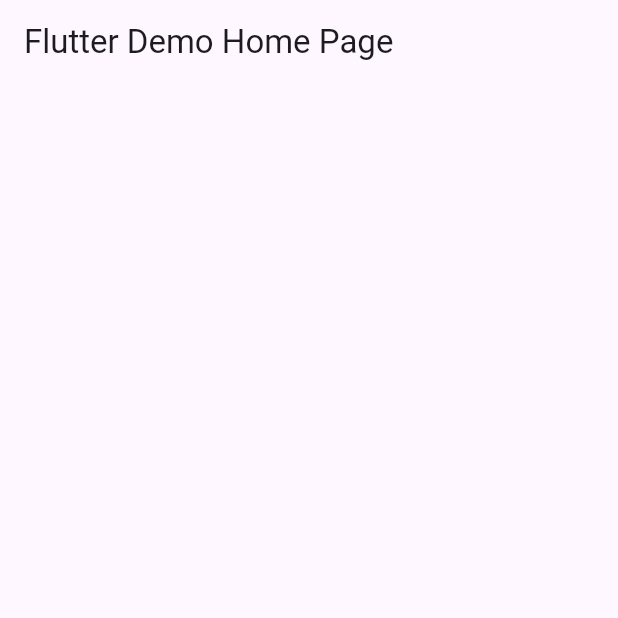
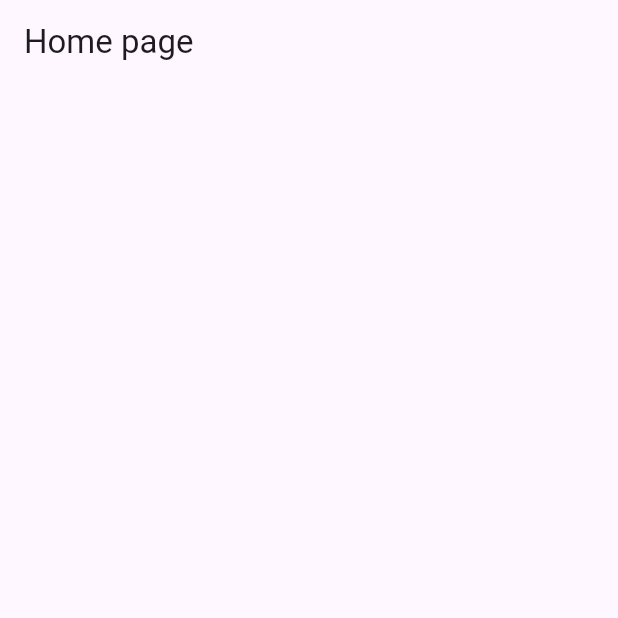
Before and after one commit to Temesgenasmamaw/grocerrymobile-app, a Flutter app: the screen it shows after launch, on a phone screen of 412 x 824 dp, the top half of it. Run offline on Flutter 3.47's test engine with Material 3 defaults, Android fonts, the phone set to English and light mode, and no system bars; our stand-ins replace easy_splash_screen.

Commit message:
splash screen

```diff
--- a/lib/main.dart
+++ b/lib/main.dart
@@ -1,4 +1,8 @@
 import 'package:flutter/material.dart';
+import 'package:groccery_app/screens/Categories.dart';
+import 'package:groccery_app/screens/Contact.dart';
+import 'package:groccery_app/screens/Favorites.dart';
+import 'package:groccery_app/screens/home.dart';
 
 void main() {
   runApp(const MyApp());
@@ -31,17 +35,48 @@ class MyHomePage extends StatefulWidget {
 }
 
 class _MyHomePageState extends State<MyHomePage> {
+   int _currentIndex = 0;
+
+  final List<Widget> _tabs =const [
+    HomePage(),
+    CategoriesPage(),
+    ContactPage(),
+    FavoritePage(),
+    ContactPage(),
+  ];
   @override
   Widget build(BuildContext context) {
     return Scaffold(
-      appBar: AppBar(
-        title: Text(widget.title),
-      ),
-      body: const Center(
-        child: Column(
-          mainAxisAlignment: MainAxisAlignment.center,
-          children: <Widget>[],
-        ),
+      body: _tabs[_currentIndex],
+      bottomNavigationBar: BottomNavigationBar(
+        currentIndex: _currentIndex,
+        onTap: (index) {
+          setState(() {
+            _currentIndex = index;
+          });
+        },
+        items:const [
+          BottomNavigationBarItem(
+            icon: Icon(Icons.home),
+            label: 'Home',
+          ),
+          BottomNavigationBarItem(
+            icon: Icon(Icons.category),
+            label: 'Categories',
+          ),
+          BottomNavigationBarItem(
+            icon: Icon(Icons.shopping_cart),
+            label: 'Cart',
+          ),
+          BottomNavigationBarItem(
+            icon: Icon(Icons.favorite),
+            label: 'Favorites',
+          ),
+          BottomNavigationBarItem(
+            icon: Icon(Icons.contacts),
+            label: 'Contact',
+          ),
+        ],
       ),
     );
   }
--- /dev/null
+++ b/lib/screens/home.dart
@@ -0,0 +1,17 @@
+import 'package:flutter/material.dart';
+
+class HomePage extends StatefulWidget {
+  const HomePage({super.key});
+
+  @override
+  State<HomePage> createState() => _HomePageState();
+}
+
+class _HomePageState extends State<HomePage> {
+  @override
+  Widget build(BuildContext context) {
+    return Scaffold(
+      appBar:AppBar(title: const Text("Home page"),) ,
+    );
+  }
+}
--- a/pubspec.yaml
+++ b/pubspec.yaml
@@ -30,11 +30,13 @@ environment:
 dependencies:
   flutter:
     sdk: flutter
+  easy_splash_screen: ^1.0.4
 
 
   # The following adds the Cupertino Icons font to your application.
   # Use with the CupertinoIcons class for iOS style icons.
   cupertino_icons: ^1.0.2
+
 
 dev_dependencies:
   flutter_test:
```
Also changed, not shown: lib/pages/splash.dart (added, +32 -0 lines), lib/screens/Categories.dart (added, +15 -0 lines), lib/screens/Contact.dart (added, +15 -0 lines), lib/screens/Favorites.dart (added, +15 -0 lines), assets/onboard.png (added), lib/screens/Cart.dart (added), pubspec.lock, 1 other file.
